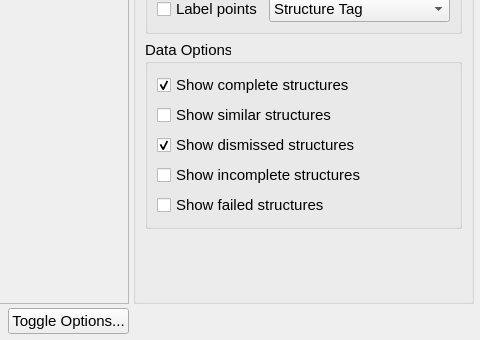
First picture: the form in src/xtalopt/gui/tab_plot.ui, repository xtalopt/XtalOpt, before the edit; both pictures show x 470 to 950 and y 140 to 480 of the 950 by 480 pixel window.
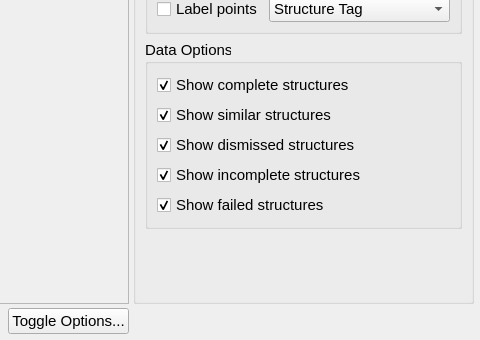
Second picture: the form after the edit. Custom widgets are drawn as their Qt base class.

```diff
--- a/src/xtalopt/gui/tab_plot.ui
+++ b/src/xtalopt/gui/tab_plot.ui
@@ -528,6 +528,9 @@
            <property name="text">
             <string>Show similar structures</string>
            </property>
+           <property name="checked">
+            <bool>true</bool>
+           </property>
           </widget>
          </item>
          <item row="2" column="0">
@@ -561,6 +564,9 @@
            <property name="text">
             <string>Show incomplete structures</string>
            </property>
+           <property name="checked">
+            <bool>true</bool>
+           </property>
           </widget>
          </item>
          <item row="4" column="0">
@@ -576,6 +582,9 @@
            <property name="text">
             <string>Show failed structures</string>
            </property>
+           <property name="checked">
+            <bool>true</bool>
+           </property>
           </widget>
          </item>
         </layout>
```
Left out of the diff: 12 changed lines with no effect on the pictures.
